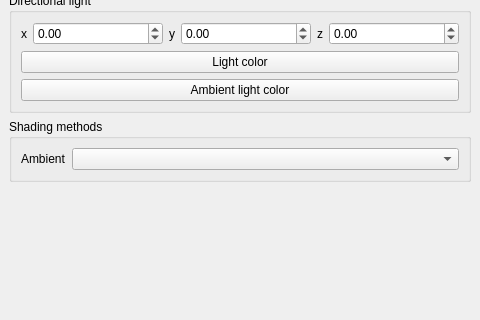
Qt form Showcase/forms/Settings.ui (LMauricius/VitraeShowcase) before a commit; both pictures show x 0 to 480 and y 137 to 457 of the 480 by 719 pixel window.
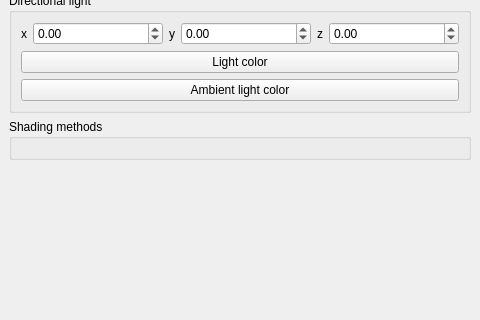
The same form after that commit.

Commit message: Method selection done properly

What changed in the file:
```diff
--- a/Showcase/forms/Settings.ui
+++ b/Showcase/forms/Settings.ui
@@ -216,25 +216,7 @@
       <property name="title">
        <string>Shading methods</string>
       </property>
-      <layout class="QFormLayout" name="formLayout">
-       <item row="0" column="0">
-        <widget class="QLabel" name="label_4">
-         <property name="text">
-          <string>Ambient</string>
-         </property>
-        </widget>
-       </item>
-       <item row="0" column="1">
-        <widget class="QComboBox" name="ambient_type">
-         <property name="sizePolicy">
-          <sizepolicy hsizetype="Expanding" vsizetype="Fixed">
-           <horstretch>0</horstretch>
-           <verstretch>0</verstretch>
-          </sizepolicy>
-         </property>
-        </widget>
-       </item>
-      </layout>
+      <layout class="QFormLayout" name="shading_methods_layout"/>
      </widget>
     </item>
     <item>
```
Left out of the diff: 2 changed lines with no effect on the pictures. The commit also changes 5 other files.
